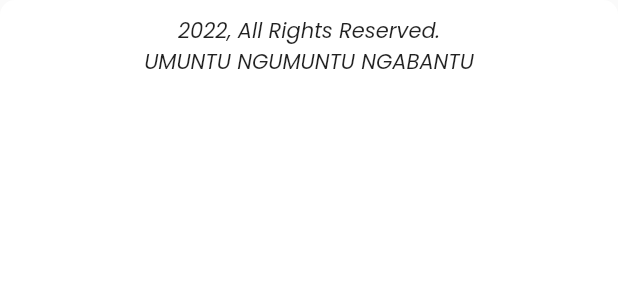
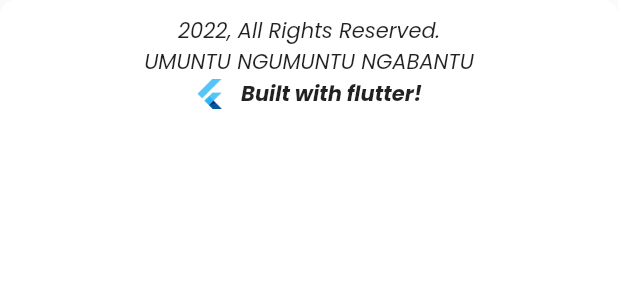
Before and after one commit to Captured-Heart/Marcel_Portfolio, a Flutter app: the FooterMobile widget shown alone on an empty page, opened directly with empty values, on a phone screen of 412 x 824 dp. Shown: the top 300 px of the screen. Run offline on Flutter 3.47's test engine with Material 2 defaults, Android fonts, the phone set to English and light mode, and no system bars; drawn by our look-alikes of auto_size_text; our stand-ins replace firebase_core, flutter_lorem, flutter_neumorphic, flutter_riverpod, font_awesome_flutter, google_fonts and 1 more; missing offline and left inert: flutter_animated_dialog; accounts and stored records are empty.

Commit message:
mobile final v2

```diff
--- a/lib/Mobile/Widgets/footer_mobile.dart
+++ b/lib/Mobile/Widgets/footer_mobile.dart
@@ -1,3 +1,4 @@
+import 'package:auto_size_text/auto_size_text.dart';
 import 'package:flutter/material.dart';
 
 class FooterMobile extends StatelessWidget {
@@ -23,18 +24,38 @@ class FooterMobile extends StatelessWidget {
         ),
       ),
       child: Column(
-        children: const [
-          Text(
+        children: [
+          const AutoSizeText(
             '2022, All Rights Reserved.',
             style: TextStyle(
               fontStyle: FontStyle.italic,
               fontWeight: FontWeight.w400,
             ),
           ),
-          Text(
+          const AutoSizeText(
             'UMUNTU NGUMUNTU NGABANTU',
+            maxLines: 1,
             style: TextStyle(
                 fontWeight: FontWeight.w300, fontStyle: FontStyle.italic),
+          ),
+          Row(
+            mainAxisSize: MainAxisSize.min,
+            children: [
+              Image.asset(
+                'assets/images/flutter_logo.png',
+                height: 20,
+                width: 20,
+              ),
+              const SizedBox(
+                width: 10,
+              ),
+              const Text(
+                'Built with flutter!',
+                maxLines: 1,
+                style: TextStyle(
+                    fontWeight: FontWeight.w600, fontStyle: FontStyle.italic),
+              ),
+            ],
           ),
         ],
       ),
```
Also changed, not shown: lib/Mobile/Screens/mobile_contact_us_screen.dart (+1 -7 lines), assets/images/flutter_logo.png (added), 1 other file.
